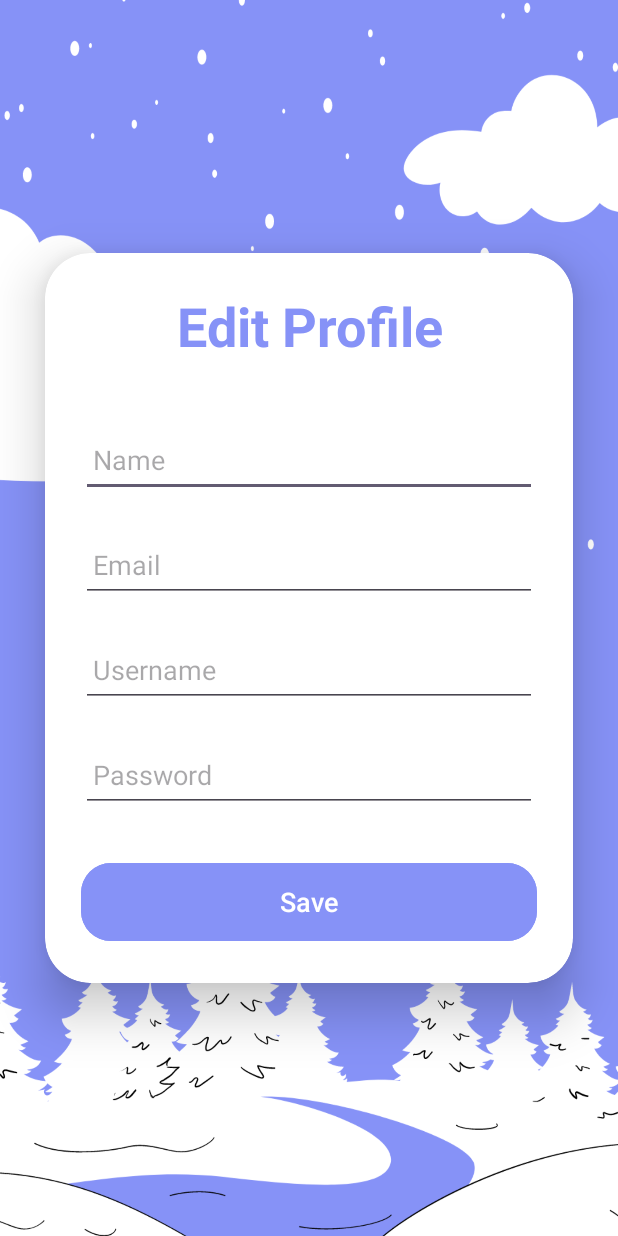
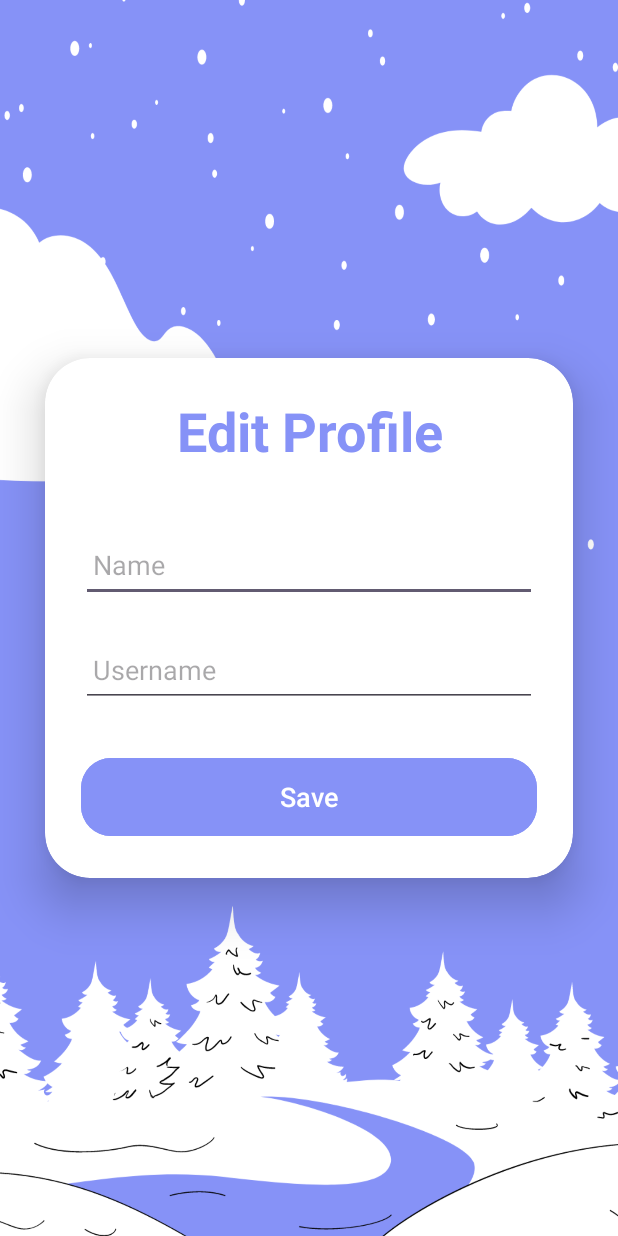
Before and after one commit to phannhan-2503/Classroom02, an Android app: the EditProfileActivity screen opened directly, with no data from a screen before it, on a phone screen of 412 x 824 dp. Run offline under Robolectric (Android 15) with nearby library versions, the phone set to English and light mode, and no system bars; our stand-ins replace Firebase (no records; nobody signed in at launch, a user with empty details on screens opened directly).

Commit message:
update user profile

```diff
--- a/app/src/main/java/com/example/classroom02/EditProfileActivity.java
+++ b/app/src/main/java/com/example/classroom02/EditProfileActivity.java
@@ -2,93 +2,86 @@ package com.example.classroom02;
 
 import androidx.appcompat.app.AppCompatActivity;
 
-import android.content.Intent;
 import android.os.Bundle;
 import android.view.View;
 import android.widget.Button;
 import android.widget.EditText;
 import android.widget.Toast;
+import androidx.annotation.NonNull;
+import androidx.appcompat.app.AppCompatActivity;
 
+import com.google.android.gms.tasks.OnCompleteListener;
+import com.google.android.gms.tasks.Task;
+import com.google.firebase.auth.FirebaseAuth;
+import com.google.firebase.auth.FirebaseUser;
+import com.google.firebase.database.DataSnapshot;
 import com.google.firebase.database.DatabaseReference;
 import com.google.firebase.database.FirebaseDatabase;
 
 public class EditProfileActivity extends AppCompatActivity {
-
-    EditText editName, editEmail, editUsername, editPassword;
-    Button saveButton;
-    String nameUser, emailUser, usernameUser, passwordUser;
-    DatabaseReference reference;
+    private EditText nameEditText, usernameEditText;
+    private Button saveButton;
+    private DatabaseReference mDatabase;
 
     @Override
     protected void onCreate(Bundle savedInstanceState) {
         super.onCreate(savedInstanceState);
         setContentView(R.layout.activity_edit_profile);
 
-        reference = FirebaseDatabase.getInstance().getReference("users");
+        // Initialize Firebase Database
+        mDatabase = FirebaseDatabase.getInstance().getReference().child("users");
 
-        editName = findViewById(R.id.editName);
-        editEmail = findViewById(R.id.editEmail);
-        editUsername = findViewById(R.id.editUsername);
-        editPassword = findViewById(R.id.editPassword);
+        nameEditText = findViewById(R.id.editName);
+        usernameEditText = findViewById(R.id.editUsername);
         saveButton = findViewById(R.id.saveButton);
 
-        showData();
+        // Lấy thông tin người dùng hiện tại
+        FirebaseUser user = FirebaseAuth.getInstance().getCurrentUser();
+        if (user != null) {
+            // Lấy UID của người dùng
+            final String uid = user.getUid();
 
-        saveButton.setOnClickListener(new View.OnClickListener() {
-            @Override
-            public void onClick(View view) {
-                if (isNameChanged() || isPasswordChanged() || isEmailChanged()){
-                    Toast.makeText(EditProfileActivity.this, "Saved", Toast.LENGTH_SHORT).show();
-                } else {
-                    Toast.makeText(EditProfileActivity.this, "No Changes Found", Toast.LENGTH_SHORT).show();
+            // Lấy thông tin người dùng từ Firebase Database và hiển thị lên EditText
+            mDatabase.child(uid).get().addOnCompleteListener(new OnCompleteListener<DataSnapshot>() {
+                @Override
+                public void onComplete(@NonNull Task<DataSnapshot> task) {
+                    if (task.isSuccessful()) {
+                        DataSnapshot dataSnapshot = task.getResult();
+                        if (dataSnapshot.exists()) {
+                            String name = dataSnapshot.child("name").getValue(String.class);
+                            String email = dataSnapshot.child("email").getValue(String.class);
+                            String username = dataSnapshot.child("username").getValue(String.class);
+
+                            nameEditText.setText(name);
+                            usernameEditText.setText(username);
+                        }
+                    }
                 }
-            }
-        });
-    }
+            });
+        }
 
-    private boolean isNameChanged() {
-        if (!nameUser.equals(editName.getText().toString())){
-            reference.child(usernameUser).child("name").setValue(editName.getText().toString());
-            nameUser = editName.getText().toString();
-            return true;
-        } else {
-            return false;
+        if (user != null) {
+            final String uid = user.getUid();
+
+            // Sự kiện khi nhấn nút Save
+            saveButton.setOnClickListener(new View.OnClickListener() {
+                @Override
+                public void onClick(View v) {
+                    // Lấy dữ liệu từ EditText
+                    final String name = nameEditText.getText().toString().trim();
+                    final String username = usernameEditText.getText().toString().trim();
+
+                    // Lưu thông tin người dùng vào Firebase Database
+                    mDatabase.child(uid).child("name").setValue(name);
+                    mDatabase.child(uid).child("username").setValue(username);
+
+                    // Hiển thị thông báo
+                    Toast.makeText(EditProfileActivity.this, "Profile updated successfully!", Toast.LENGTH_SHORT).show();
+
+                    // Đóng Activity và quay trở lại ProfileActivity
+                    finish();
+                }
+            });
         }
     }
-
-    private boolean isEmailChanged() {
-        if (!emailUser.equals(editEmail.getText().toString())){
-            reference.child(usernameUser).child("email").setValue(editEmail.getText().toString());
-            emailUser = editEmail.getText().toString();
-            return true;
-        } else {
-            return false;
-        }
-    }
-
-
-    private boolean isPasswordChanged() {
-        if (!passwordUser.equals(editPassword.getText().toString())){
-            reference.child(usernameUser).child("password").setValue(editPassword.getText().toString());
-            passwordUser = editPassword.getText().toString();
-            return true;
-        } else {
-            return false;
-        }
-    }
-
-    public void showData(){
-
-        Intent intent = getIntent();
-
-        nameUser = intent.getStringExtra("name");
-        emailUser = intent.getStringExtra("email");
-        usernameUser = intent.getStringExtra("username");
-        passwordUser = intent.getStringExtra("password");
-
-        editName.setText(nameUser);
-        editEmail.setText(emailUser);
-        editUsername.setText(usernameUser);
-        editPassword.setText(passwordUser);
-    }
 }
--- a/app/src/main/res/layout/activity_edit_profile.xml
+++ b/app/src/main/res/layout/activity_edit_profile.xml
@@ -43,15 +43,15 @@
                 android:drawablePadding="8dp"
                 android:textColor="@color/black"/>
 
-            <EditText
-                android:layout_width="match_parent"
-                android:layout_height="50dp"
-                android:id="@+id/editEmail"
-                android:layout_marginTop="20dp"
-                android:padding="8dp"
-                android:hint="Email"
-                android:drawablePadding="8dp"
-                android:textColor="@color/black"/>
+<!--            <EditText-->
+<!--                android:layout_width="match_parent"-->
+<!--                android:layout_height="50dp"-->
+<!--                android:id="@+id/editEmail"-->
+<!--                android:layout_marginTop="20dp"-->
+<!--                android:padding="8dp"-->
+<!--                android:hint="Email"-->
+<!--                android:drawablePadding="8dp"-->
+<!--                android:textColor="@color/black"/>-->
 
 
             <EditText
@@ -64,16 +64,16 @@
                 android:drawablePadding="8dp"
                 android:textColor="@color/black"/>
 
-            <EditText
-                android:layout_width="match_parent"
-                android:layout_height="50dp"
-                android:id="@+id/editPassword"
-                android:layout_marginTop="20dp"
-                android:padding="8dp"
-                android:hint="Password"
-                android:inputType="textPassword"
-                android:drawablePadding="8dp"
-                android:textColor="@color/black"/>
+<!--            <EditText-->
+<!--                android:layout_width="match_parent"-->
+<!--                android:layout_height="50dp"-->
+<!--                android:id="@+id/editPassword"-->
+<!--                android:layout_marginTop="20dp"-->
+<!--                android:padding="8dp"-->
+<!--                android:hint="Password"-->
+<!--                android:inputType="textPassword"-->
+<!--                android:drawablePadding="8dp"-->
+<!--                android:textColor="@color/black"/>-->
 
             <Button
                 android:layout_width="match_parent"
```
Also changed, not shown: app/src/main/java/com/example/classroom02/ProfileActivity.java (+44 -64 lines).
